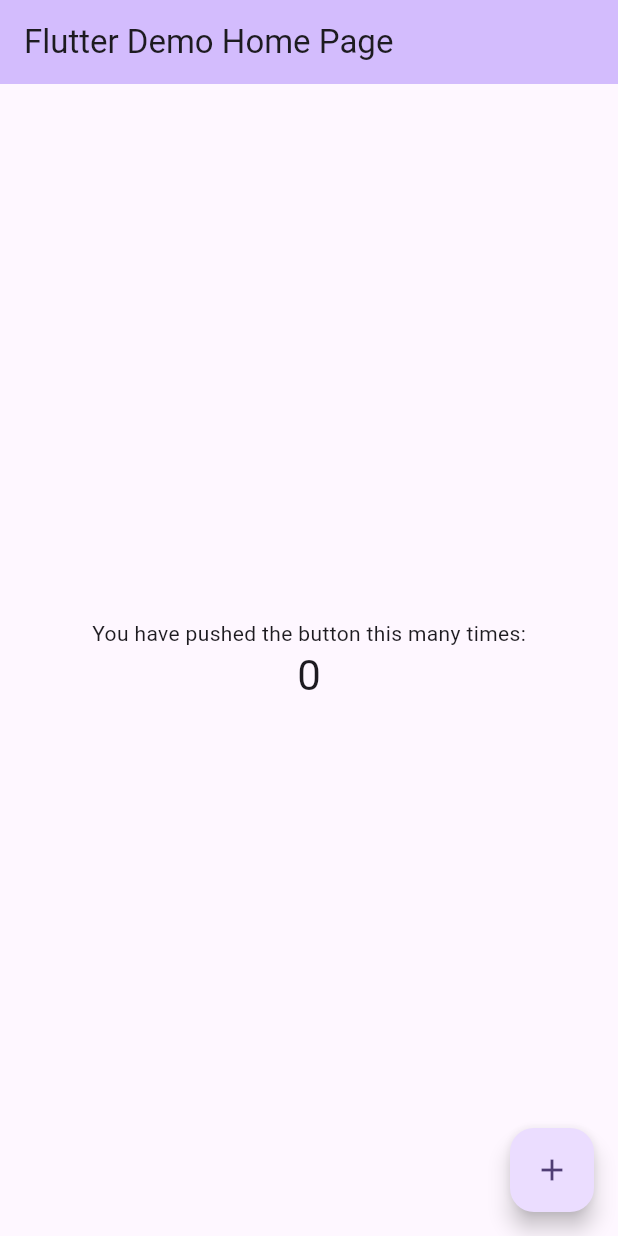
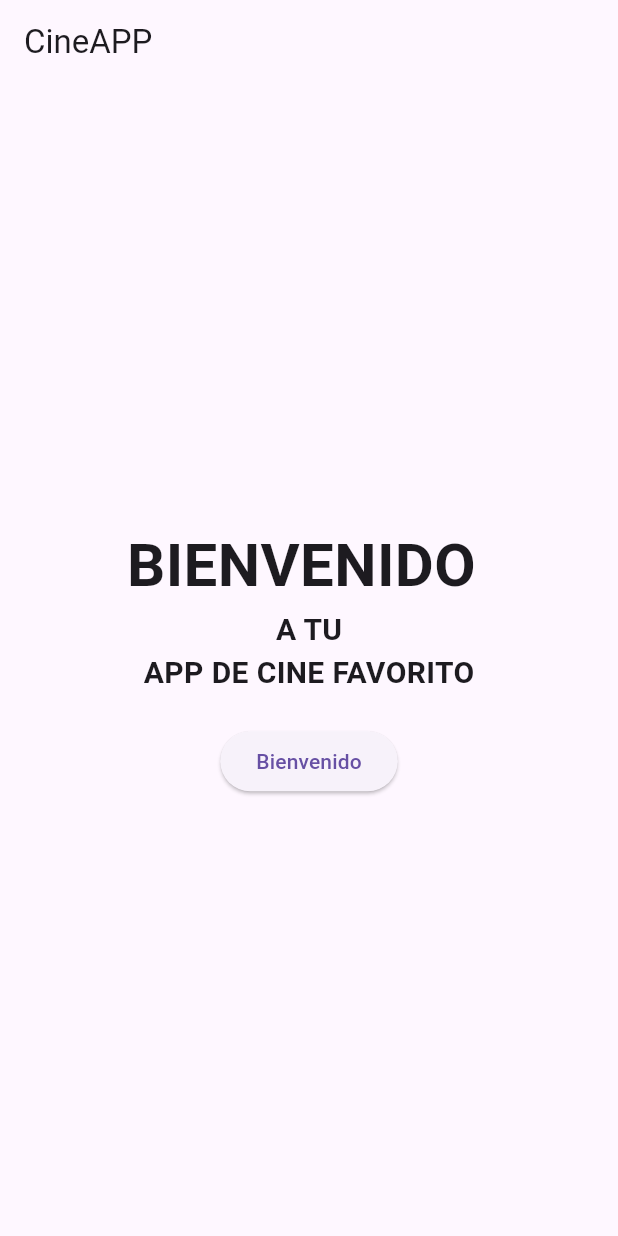
Before and after one commit to LeandroJAG/CineApp, a Flutter app: the screen it shows after launch, on a phone screen of 412 x 824 dp. Run offline on Flutter 3.47's test engine with Material 3 defaults, Android fonts, the phone set to English and light mode, and no system bars.

```diff
--- /dev/null
+++ b/lib/Welcome.dart
@@ -0,0 +1,51 @@
+import 'package:flutter/material.dart';
+import 'package:prueba/Login.dart';
+
+class WelcomeScreen extends StatelessWidget {
+  @override
+  Widget build(BuildContext context) {
+    return Scaffold(
+      appBar: AppBar(
+        title: Text('CineAPP'),
+      ),
+      body: Center(
+        child: Column(
+          mainAxisAlignment: MainAxisAlignment.center,
+          children: [
+            Text(
+              'BIENVENIDO ',
+              style: TextStyle(
+                fontSize: 40,
+                fontWeight: FontWeight.bold,
+              ),
+            ),
+             Text(
+              'A TU',
+              style: TextStyle(
+                fontSize: 20,
+                fontWeight: FontWeight.bold,
+              ),
+            ),
+            Text(
+              'APP DE CINE FAVORITO',
+              style: TextStyle(
+                fontSize: 20,
+                fontWeight: FontWeight.bold,
+              ),
+            ),
+            SizedBox(height: 20),
+            ElevatedButton(
+              onPressed: () {
+                Navigator.push(
+                 context,
+                  MaterialPageRoute(builder: (context) => LoginScreen()),
+                );
+              },
+              child: Text('Bienvenido'),
+            ),
+          ],
+        ),
+      ),
+    );
+  }
+}
--- a/lib/main.dart
+++ b/lib/main.dart
@@ -1,125 +1,19 @@
 import 'package:flutter/material.dart';
+import 'package:prueba/Welcome.dart';
 
 void main() {
-  runApp(const MyApp());
+  runApp(MyApp());
 }
 
 class MyApp extends StatelessWidget {
-  const MyApp({super.key});
-
-  // This widget is the root of your application.
   @override
   Widget build(BuildContext context) {
     return MaterialApp(
-      title: 'Flutter Demo',
+      title: 'CineApp',
       theme: ThemeData(
-        // This is the theme of your application.
-        //
-        // TRY THIS: Try running your application with "flutter run". You'll see
-        // the application has a purple toolbar. Then, without quitting the app,
-        // try changing the seedColor in the colorScheme below to Colors.green
-        // and then invoke "hot reload" (save your changes or press the "hot
-        // reload" button in a Flutter-supported IDE, or press "r" if you used
-        // the command line to start the app).
-        //
-        // Notice that the counter didn't reset back to zero; the application
-        // state is not lost during the reload. To reset the state, use hot
-        // restart instead.
-        //
-        // This works for code too, not just values: Most code changes can be
-        // tested with just a hot reload.
-        colorScheme: ColorScheme.fromSeed(seedColor: Colors.deepPurple),
-        useMaterial3: true,
+        primarySwatch: Colors.blue,
       ),
-      home: const MyHomePage(title: 'Flutter Demo Home Page'),
+      home: WelcomeScreen(),
     );
   }
 }
-
-class MyHomePage extends StatefulWidget {
-  const MyHomePage({super.key, required this.title});
-
-  // This widget is the home page of your application. It is stateful, meaning
-  // that it has a State object (defined below) that contains fields that affect
-  // how it looks.
-
-  // This class is the configuration for the state. It holds the values (in this
-  // case the title) provided by the parent (in this case the App widget) and
-  // used by the build method of the State. Fields in a Widget subclass are
-  // always marked "final".
-
-  final String title;
-
-  @override
-  State<MyHomePage> createState() => _MyHomePageState();
-}
-
-class _MyHomePageState extends State<MyHomePage> {
-  int _counter = 0;
-
-  void _incrementCounter() {
-    setState(() {
-      // This call to setState tells the Flutter framework that something has
-      // changed in this State, which causes it to rerun the build method below
-      // so that the display can reflect the updated values. If we changed
-      // _counter without calling setState(), then the build method would not be
-      // called again, and so nothing would appear to happen.
-      _counter++;
-    });
-  }
-
-  @override
-  Widget build(BuildContext context) {
-    // This method is rerun every time setState is called, for instance as done
-    // by the _incrementCounter method above.
-    //
-    // The Flutter framework has been optimized to make rerunning build methods
-    // fast, so that you can just rebuild anything that needs updating rather
-    // than having to individually change instances of widgets.
-    return Scaffold(
-      appBar: AppBar(
-        // TRY THIS: Try changing the color here to a specific color (to
-        // Colors.amber, perhaps?) and trigger a hot reload to see the AppBar
-        // change color while the other colors stay the same.
-        backgroundColor: Theme.of(context).colorScheme.inversePrimary,
-        // Here we take the value from the MyHomePage object that was created by
-        // the App.build method, and use it to set our appbar title.
-        title: Text(widget.title),
-      ),
-      body: Center(
-        // Center is a layout widget. It takes a single child and positions it
-        // in the middle of the parent.
-        child: Column(
-          // Column is also a layout widget. It takes a list of children and
-          // arranges them vertically. By default, it sizes itself to fit its
-          // children horizontally, and tries to be as tall as its parent.
-          //
-          // Column has various properties to control how it sizes itself and
-          // how it positions its children. Here we use mainAxisAlignment to
-          // center the children vertically; the main axis here is the vertical
-          // axis because Columns are vertical (the cross axis would be
-          // horizontal).
-          //
-          // TRY THIS: Invoke "debug painting" (choose the "Toggle Debug Paint"
-          // action in the IDE, or press "p" in the console), to see the
-          // wireframe for each widget.
-          mainAxisAlignment: MainAxisAlignment.center,
-          children: <Widget>[
-            const Text(
-              'You have pushed the button this many times:',
-            ),
-            Text(
-              '$_counter',
-              style: Theme.of(context).textTheme.headlineMedium,
-            ),
-          ],
-        ),
-      ),
-      floatingActionButton: FloatingActionButton(
-        onPressed: _incrementCounter,
-        tooltip: 'Increment',
-        child: const Icon(Icons.add),
-      ), // This trailing comma makes auto-formatting nicer for build methods.
-    );
-  }
-}
```
Also changed, not shown: lib/Login.dart (added, +58 -0 lines), lib/Models/Usuario.dart (added, +28 -0 lines), lib/Provider/UserProvider.dart (added, +38 -0 lines), lib/Provider/loginpro.dart (added, +45 -0 lines), lib/Registe.dart (added, +120 -0 lines), pubspec.yaml (+9 -0 lines), Asset/cine.jpg (added), pubspec.lock, 3 other files.
